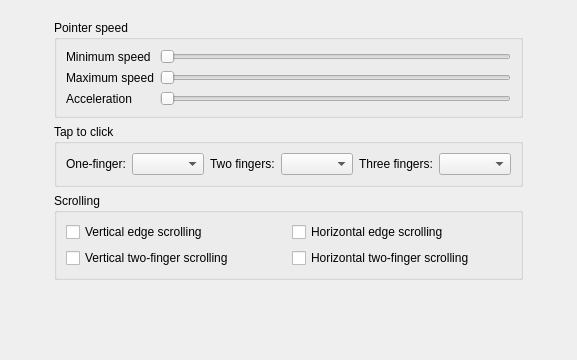
The window that touchpadconfig.ui (KDE/plasma-desktop) describes before a commit, drawn with Qt 5.
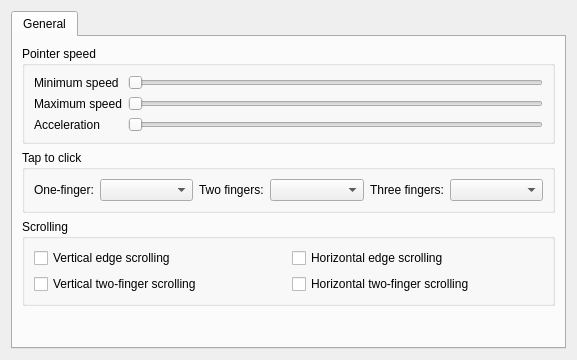
The same window after the commit.

Patch:
```diff
--- a/touchpadconfig.ui
+++ b/touchpadconfig.ui
@@ -11,27 +11,15 @@
    </rect>
   </property>
   <layout class="QGridLayout" name="gridLayout_2">
-   <item row="1" column="0">
-    <spacer name="verticalSpacer">
-     <property name="orientation">
-      <enum>Qt::Vertical</enum>
-     </property>
-     <property name="sizeHint" stdset="0">
-      <size>
-       <width>20</width>
-       <height>40</height>
-      </size>
-     </property>
-    </spacer>
-   </item>
    <item row="0" column="0">
-    <widget class="QWidget" name="widget" native="true">
-     <property name="sizePolicy">
-      <sizepolicy hsizetype="Fixed" vsizetype="Preferred">
-       <horstretch>0</horstretch>
-       <verstretch>0</verstretch>
-      </sizepolicy>
+    <widget class="QTabWidget" name="tabWidget">
+     <property name="currentIndex">
+      <number>0</number>
      </property>
+     <widget class="QWidget" name="tab">
+      <attribute name="title">
+       <string>General</string>
+      </attribute>
      <layout class="QVBoxLayout" name="verticalLayout">
       <item>
        <widget class="QGroupBox" name="groupBox">
@@ -232,7 +220,21 @@
         </layout>
        </widget>
       </item>
-     </layout>
+       <item>
+        <spacer name="verticalSpacer">
+         <property name="orientation">
+          <enum>Qt::Vertical</enum>
+         </property>
+         <property name="sizeHint" stdset="0">
+          <size>
+           <width>20</width>
+           <height>40</height>
+          </size>
+         </property>
+        </spacer>
+       </item>
+      </layout>
+     </widget>
     </widget>
    </item>
   </layout>
```
Left out of the diff: 1 changed line with no effect on the pictures. Lines whose indentation alone changed are shown as unchanged.
